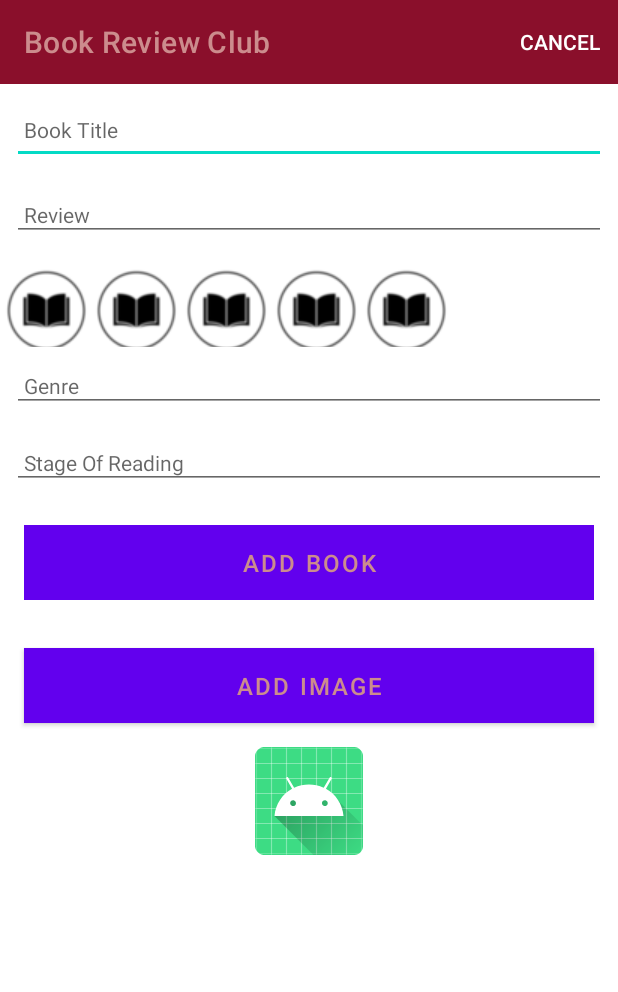
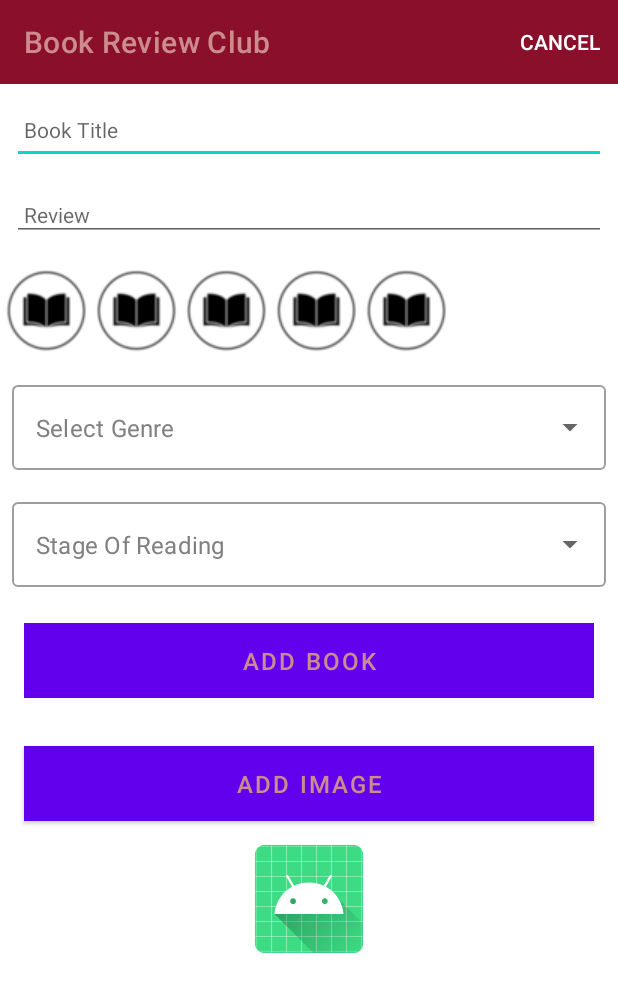
Before and after one commit to Ashinisagaran/BookReview_Android_CA02, an Android app: the BookReviewActivity screen opened directly, with no data from a screen before it, on a phone screen of 412 x 824 dp. Shown: the top 992 px of the screen. Run offline under Robolectric (Android 15) with nearby library versions, the light colour scheme and no system bars; our stand-ins replace Picasso, Timber; 1 statement that could not run was skipped.

Commit message:
Added dropdown for Stage of Reading and Genres

```diff
--- a/app/src/main/java/org/setu/bookReview/activities/BookReviewActivity.kt
+++ b/app/src/main/java/org/setu/bookReview/activities/BookReviewActivity.kt
@@ -7,6 +7,8 @@ import android.os.Bundle
 import android.util.Log
 import android.view.Menu
 import android.view.MenuItem
+import android.widget.ArrayAdapter
+import android.widget.AutoCompleteTextView
 import android.widget.RatingBar
 import android.widget.RatingBar.OnRatingBarChangeListener
 import android.widget.TextView
@@ -47,17 +49,27 @@ class BookReviewActivity : AppCompatActivity() {
         i("Book Review Activity started...")
 
         ratingBar = binding.ratingBar;
-       // tv = findViewById(R.id.tv);
+
+        // get reference to the string array that we just created
+        val genres = resources.getStringArray(R.array.select_genre)
+        val stageOfReadings = resources.getStringArray(R.array.select_stage_of_reading)
+        // create an array adapter and pass the required parameter
+        // in our case pass the context, drop down layout , and array.
+        val arrayAdapter = ArrayAdapter(this, R.layout.dropdown_menu, genres)
+        val arrayAdapter2 = ArrayAdapter(this, R.layout.dropdown_menu, stageOfReadings)
+        // get reference to the autocomplete text view
+        val autocompleteTV = findViewById<AutoCompleteTextView>(R.id.autoCompleteTextView)
+        val autocompleteTV2 = findViewById<AutoCompleteTextView>(R.id.autoCompleteTextView2)
+        // set adapter to the autocomplete tv to the arrayAdapter
+        autocompleteTV.setAdapter(arrayAdapter)
+        autocompleteTV2.setAdapter(arrayAdapter2)
 
         if (intent.hasExtra("bookReview_edit")) {
             edit = true
             bookReview = intent.extras?.getParcelable("bookReview_edit")!!
             binding.bookTitle.setText(bookReview.bookTitle)
             binding.review.setText(bookReview.review)
-           // binding.ratingBar.setText(bookReview.rating)
             binding.ratingBar.rating=bookReview.rating
-            binding.genre.setText(bookReview.genre)
-            binding.stageOfReading.setText(bookReview.stageOfReading)
             binding.btnAdd.setText(R.string.button_saveBook)
             Picasso.get()
                 .load(bookReview.image)
@@ -72,8 +84,6 @@ class BookReviewActivity : AppCompatActivity() {
             bookReview.bookTitle = binding.bookTitle.text.toString()
             bookReview.review = binding.review.text.toString()
             bookReview.rating = binding.ratingBar.rating
-            bookReview.genre = binding.genre.text.toString()
-            bookReview.stageOfReading = binding.stageOfReading.text.toString()
             if (bookReview.bookTitle.isEmpty()) {
                 Snackbar.make(it,R.string.enter_title_message, Snackbar.LENGTH_LONG)
                     .show()
@@ -93,8 +103,6 @@ class BookReviewActivity : AppCompatActivity() {
             OnRatingBarChangeListener { ratingBar, rating, fromUser ->
                 Log.d("rating", ratingBar.rating.toString() + "")
             }
-
-
 
         binding.chooseImage.setOnClickListener {
             showImagePicker(imageIntentLauncher)
--- a/app/src/main/res/layout/activity_book_review.xml
+++ b/app/src/main/res/layout/activity_book_review.xml
@@ -71,10 +71,10 @@
                 <RatingBar
                     android:id="@+id/ratingBar"
                     android:layout_width="wrap_content"
-                    android:layout_height="wrap_content"
+                    android:layout_height="69dp"
                     android:layout_marginTop="5dp"
+                    android:progressDrawable="@drawable/rating_book"
                     android:text="@string/rating"
-                    android:progressDrawable="@drawable/rating_book"
                     app:layout_constraintLeft_toLeftOf="parent"
                     app:layout_constraintRight_toRightOf="parent"
                     app:layout_constraintTop_toTopOf="parent"
@@ -82,32 +82,53 @@
                     tools:layout_constraintRight_creator="1"
                     tools:layout_constraintTop_creator="1" />
 
-                <EditText
-                    android:id="@+id/genre"
+                <com.google.android.material.textfield.TextInputLayout
+                    style="@style/Widget.MaterialComponents.TextInputLayout.OutlinedBox.ExposedDropdownMenu"
                     android:layout_width="match_parent"
                     android:layout_height="wrap_content"
                     android:layout_margin="8dp"
-                    android:layout_marginTop="20dp"
-                    android:hint="@string/hint_genre"
-                    android:inputType="text"
-                    android:maxLength="25"
-                    android:maxLines="1"
-                    android:padding="8dp"
-                    android:textColor="@color/colorPrimaryDark"
-                    android:textSize="14sp" />
+                    app:layout_constraintLeft_toLeftOf="parent"
+                    app:layout_constraintRight_toRightOf="parent"
+                    app:layout_constraintTop_toTopOf="parent">
 
-                <EditText
-                    android:id="@+id/stageOfReading"
+                    <!-- Inside text input layout add
+                          an auto complete text view
+                            and make its input type to none-->
+                    <AutoCompleteTextView
+                        android:id="@+id/autoCompleteTextView"
+                        android:layout_width="match_parent"
+                        android:layout_height="match_parent"
+                        android:layout_weight="1"
+                        android:inputType="none"
+                        android:text="Select Genre"
+                        android:textColor="@color/grey"
+                        />
+
+                </com.google.android.material.textfield.TextInputLayout>
+
+                <com.google.android.material.textfield.TextInputLayout
+                    style="@style/Widget.MaterialComponents.TextInputLayout.OutlinedBox.ExposedDropdownMenu"
                     android:layout_width="match_parent"
                     android:layout_height="wrap_content"
                     android:layout_margin="8dp"
-                    android:hint="@string/hint_stageOfReading"
-                    android:inputType="text"
-                    android:maxLength="25"
-                    android:maxLines="1"
-                    android:padding="8dp"
-                    android:textColor="@color/colorPrimaryDark"
-                    android:textSize="14sp" />
+                    app:layout_constraintLeft_toLeftOf="parent"
+                    app:layout_constraintRight_toRightOf="parent"
+                    app:layout_constraintTop_toTopOf="parent">
+
+                    <!-- Inside text input layout add
+                          an auto complete text view
+                            and make its input type to none-->
+                    <AutoCompleteTextView
+                        android:id="@+id/autoCompleteTextView2"
+                        android:layout_width="match_parent"
+                        android:layout_height="match_parent"
+                        android:layout_weight="1"
+                        android:inputType="none"
+                        android:text="Stage Of Reading"
+                        android:textColor="@color/grey"
+                        />
+
+                </com.google.android.material.textfield.TextInputLayout>
 
                 <Button
                     android:id="@+id/btnAdd"
--- /dev/null
+++ b/app/src/main/res/layout/dropdown_menu.xml
@@ -0,0 +1,9 @@
+<TextView
+    xmlns:android="http://schemas.android.com/apk/res/android"
+    android:id="@+id/textView"
+    android:layout_width="match_parent"
+    android:textColor="@color/black"
+    android:textStyle="bold"
+    android:padding="14dp"
+    android:layout_height="wrap_content"
+    android:text="TextView" />
--- a/app/src/main/res/values/colors.xml
+++ b/app/src/main/res/values/colors.xml
@@ -10,5 +10,6 @@
     <color name="pink_red">#461319</color>
     <color name="colorPrimary">#cc8c8d</color>
     <color name="colorPrimaryDark">#000000</color>
+    <color name="grey">#808080</color>
     <color name="colorAccent">#8a0f2b</color>
 </resources>
--- a/app/src/main/res/values/strings.xml
+++ b/app/src/main/res/values/strings.xml
@@ -13,4 +13,24 @@
     <string name="button_addImage"> Add Image </string>
     <string name="select_book_image">Select the book image</string>
     <string name="change_book_image">Change book image</string>
+    <string-array name="select_genre">
+        <item>Adventure</item>
+        <item>Children</item>
+        <item>Crime</item>
+        <item>Drama</item>
+        <item>Fantasy</item>
+        <item>Fiction</item>
+        <item>Flowers</item>
+        <item>Mystery</item>
+        <item>Non-Fiction</item>
+        <item>Romance</item>
+        <item>Sci-Fi</item>
+    </string-array>
+    <string-array name="select_stage_of_reading">
+        <item>Want to Read</item>
+        <item>Currently Reading</item>
+        <item>Read</item>
+        <item>Haven\'t Considered</item>
+        <item>Nope</item>
+    </string-array>
 </resources>
```
